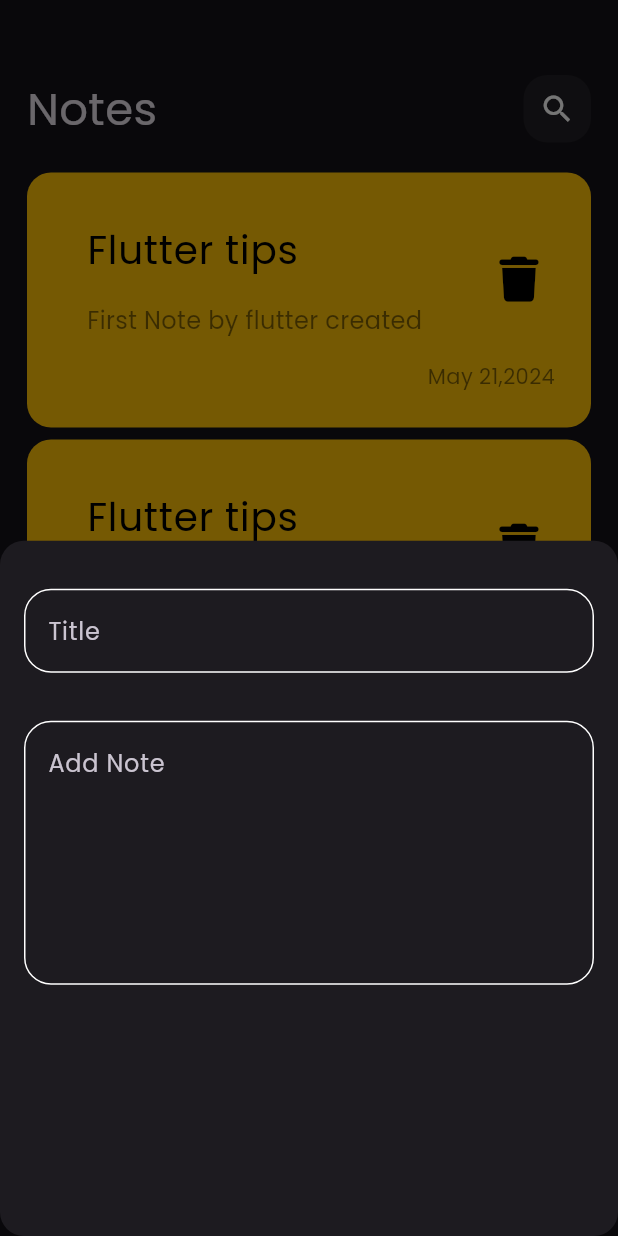
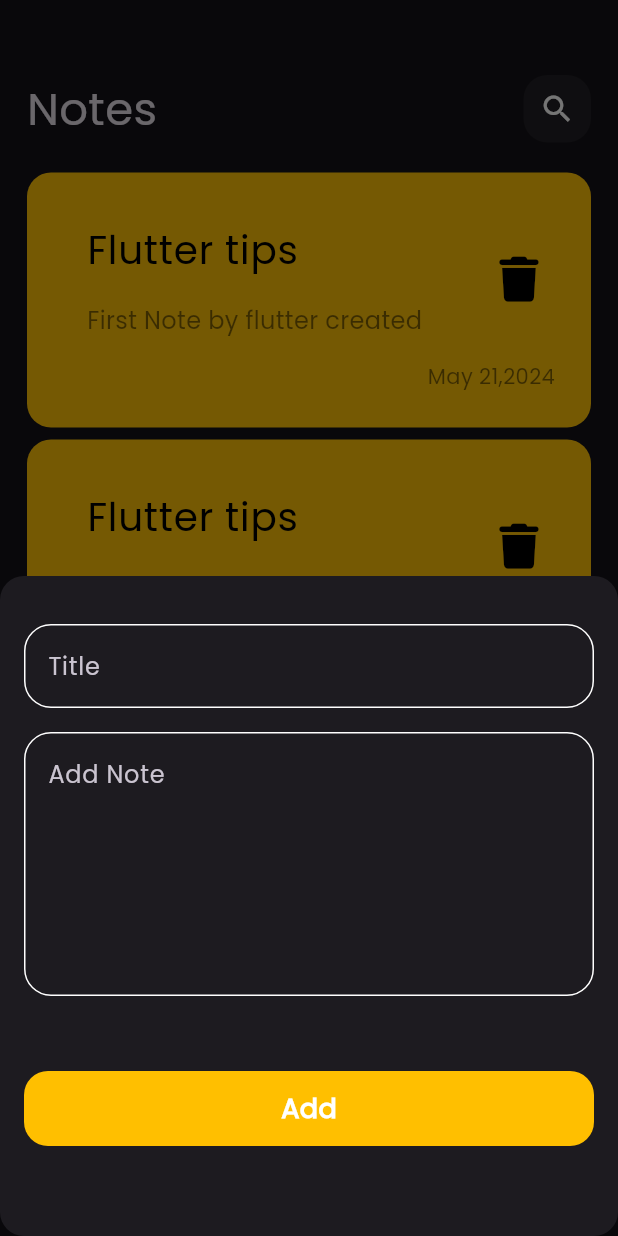
Before and after one commit to Megoadro/Note_App, a Flutter app: the screen it shows after launch, after a tap on the "add" icon, on a phone screen of 412 x 824 dp. Run offline on Flutter 3.47's test engine with Material 3 defaults, Android fonts, the phone set to English and light mode, and no system bars; our stand-ins replace font_awesome_flutter.

Commit message:
finsh bottomModalSheet

```diff
--- /dev/null
+++ b/lib/widgets/custom_button.dart
@@ -0,0 +1,29 @@
+import 'package:flutter/material.dart';
+import 'package:flutter/widgets.dart';
+import 'package:note_app/helper/contstan.dart';
+
+class CustomButton extends StatelessWidget {
+  const CustomButton({super.key, required this.title});
+  final String title;
+  @override
+  Widget build(BuildContext context) {
+    return Container(
+      width: MediaQuery.of(context).size.width,
+      height: 50,
+      decoration: BoxDecoration(
+        color: kPrimaryColor,
+        borderRadius: BorderRadius.circular(16),
+      ),
+      child: Center(
+        child: Text(
+          title,
+          style: const TextStyle(
+            fontSize: 18,
+            color: Colors.white,
+            fontWeight: FontWeight.bold,
+          ),
+        ),
+      ),
+    );
+  }
+}
--- a/lib/widgets/modal_bottom_sheet.dart
+++ b/lib/widgets/modal_bottom_sheet.dart
@@ -1,4 +1,5 @@
 import 'package:flutter/material.dart';
+import 'package:note_app/widgets/custom_button.dart';
 import 'package:note_app/widgets/custom_text_field.dart';
 
 class NoteModalBottomSheet extends StatelessWidget {
@@ -8,6 +9,7 @@ class NoteModalBottomSheet extends StatelessWidget {
   Widget build(BuildContext context) {
     return const Padding(
       padding: EdgeInsets.symmetric(horizontal: 16.0),
+      child: SingleChildScrollView(
         child: Column(
           children: [
             SizedBox(
@@ -17,13 +19,23 @@ class NoteModalBottomSheet extends StatelessWidget {
               hintText: 'Title',
             ),
             SizedBox(
-            height: 32,
+              height: 16,
             ),
             CustomTextField(
               hintText: 'Add Note',
               maxLine: 6,
             ),
+            SizedBox(
+              height: 50,
+            ),
+            CustomButton(
+              title: 'Add',
+            ),
+            SizedBox(
+              height: 60,
+            ),
           ],
+        ),
       ),
     );
   }
```
Lines whose indentation alone changed are shown as unchanged.
